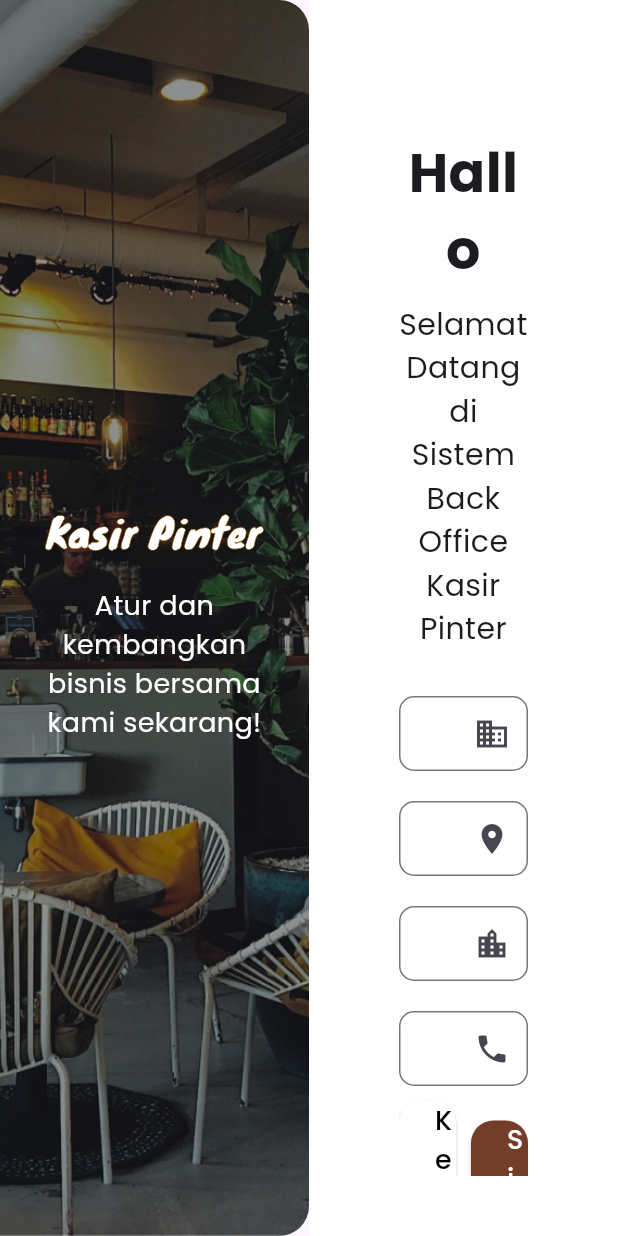
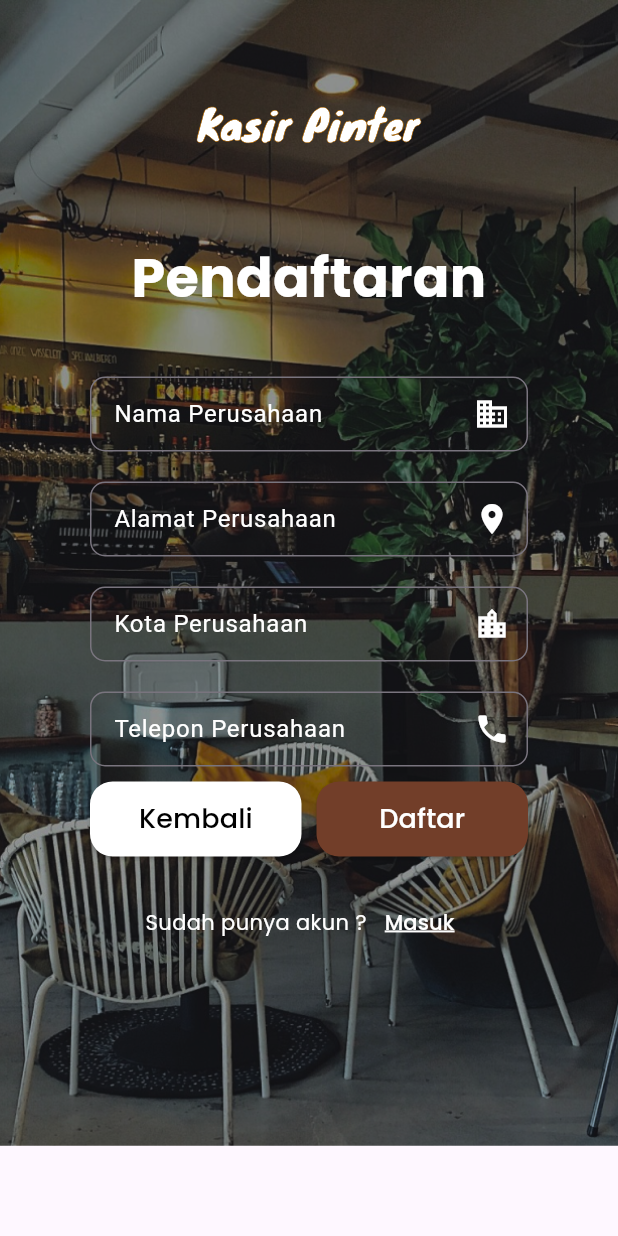
Before and after one commit to benaleo/kasirpinter_fe, a Flutter app: the RegisterMobile screen opened directly, after a tap on "Selanjutnya", on a phone screen of 412 x 824 dp. Run offline on Flutter 3.47's test engine with Material 3 defaults, Android fonts, the light colour scheme and no system bars; our stand-ins replace flutter_dash, flutter_dotenv, flutter_keyboard_visibility, flutter_svg, fluttertoast, google_fonts and 3 more; missing offline and left inert: dynamic_path_url_strategy; accounts and stored records are empty.

Commit message:
adjust register mobile

```diff
--- a/lib/components/components.dart
+++ b/lib/components/components.dart
@@ -49,13 +49,15 @@ class Poppins extends StatelessWidget {
   final double size;
   final TextAlign? textAlign;
   final color;
+  final TextDecoration? textDecoration;
 
   const Poppins(
       {super.key,
       required this.text,
       required this.size,
       this.textAlign,
-      this.color});
+      this.color,
+      this.textDecoration});
 
   @override
   Widget build(BuildContext context) {
@@ -65,6 +67,9 @@ class Poppins extends StatelessWidget {
       style: GoogleFonts.poppins(
         fontSize: size,
         color: color,
+        decoration: textDecoration,
+        decorationColor: color,
+        decorationThickness: 2.0,
       ),
     );
   }
@@ -654,9 +659,9 @@ class InformationDialog extends StatelessWidget {
   Widget build(BuildContext context) {
     return AlertDialog(
       backgroundColor: Colors.white,
-      content: Container(
-        padding: EdgeInsets.only(top: 20.0),
-        height: 110.0,
+      content: SizedBox(
+        height: 80.0,
+        child: SingleChildScrollView(
           child: Column(
             mainAxisAlignment: MainAxisAlignment.spaceBetween,
             crossAxisAlignment: CrossAxisAlignment.center,
@@ -670,6 +675,7 @@ class InformationDialog extends StatelessWidget {
                 child: Poppins(text: "OK", size: 14.0),
               ),
             ],
+          ),
         ),
       ),
     );
--- a/lib/mobile/auth_login_mobile.dart
+++ b/lib/mobile/auth_login_mobile.dart
@@ -86,9 +86,7 @@ class _LoginMobileState extends State<LoginMobile> {
               Stack(
                 children: [
                   Container(
-                    height: MediaQuery.of(context).viewInsets.bottom == 0
-                        ? heightDevice
-                        : heightDevice - 270,
+                    height: heightDevice - 60.0,
                     decoration: BoxDecoration(
                       image: DecorationImage(
                         image: AssetImage('assets/images/left_side_login.png'),
@@ -100,8 +98,9 @@ class _LoginMobileState extends State<LoginMobile> {
                       padding: const EdgeInsets.symmetric(
                           horizontal: 20.0, vertical: 40.0),
                       child: Column(
-                        mainAxisAlignment: MainAxisAlignment.center,
+                        mainAxisAlignment: MainAxisAlignment.start,
                         children: [
+                          SizedBox(height: 120.0),
                           PoppinsBold(
                             text: "Hallo",
                             size: 36.0,
@@ -161,17 +160,36 @@ class _LoginMobileState extends State<LoginMobile> {
                           SizedBox(height: 30.0),
                           ElevatedButtonCustom(
                             onPressed: isLoading ? null : _handleLogin,
-                            text: 'Login',
+                            text: 'Masuk',
                             size: 18.0,
                             child: isLoading
                                 ? CircularProgressIndicator(color: Colors.white)
                                 : Poppins(
-                              text: "Login",
+                              text: "Masuk",
                               size: 18.0,
                               color: Colors.white,
                             ),
                           ),
                           SizedBox(height: 20.0),
+                          Row(
+                          crossAxisAlignment: CrossAxisAlignment.center,
+                          mainAxisAlignment: MainAxisAlignment.center,
+                          children: [
+                            Poppins(text: "Belum punya akun ?", size: 14.0, color: Colors.white,),
+                            TextButton(
+                              onPressed: () {
+                                Navigator.of(context)
+                                    .pushNamed("/register");
+                              },
+                              child: Poppins(
+                                text: "Daftar Sekarang",
+                                size: 14.0,
+                                color: Colors.white,
+                                textDecoration: TextDecoration.underline,
+                              ),
+                            ),
+                          ],
+                        )
                         ],
                       ),
                     ),
--- a/lib/mobile/auth_register_mobile.dart
+++ b/lib/mobile/auth_register_mobile.dart
@@ -1,8 +1,8 @@
 import 'package:flutter/material.dart';
+import 'package:flutter_svg/flutter_svg.dart';
 import 'package:kasirpinter_fe/components/auth_components.dart';
 import 'package:kasirpinter_fe/components/data_model.dart';
 import 'package:kasirpinter_fe/services/auth_service.dart';
-import 'package:kasirpinter_fe/splash_screen.dart';
 
 import '../components/components.dart';
 
@@ -77,7 +77,8 @@ class _RegisterMobileState extends State<RegisterMobile> {
         builder: (context) {
           return SuccessAuthPopup(
             title: "Hore! Berhasil Mendaftar",
-            body: "Silahkan login dengan email dan password yang telah Anda daftarkan",
+            body:
+                "Silahkan login dengan email dan password yang telah Anda daftarkan",
             buttonText: "Login",
             route: "/login",
           );
@@ -89,7 +90,9 @@ class _RegisterMobileState extends State<RegisterMobile> {
           context: context,
           builder: (context) => AlertDialog(
             title: Poppins(text: 'Konfirmasi', size: 20.0),
-            content: Poppins(text: 'Apakah Anda yakin ingin keluar dari aplikasi?', size: 16.0),
+            content: Poppins(
+                text: 'Apakah Anda yakin ingin keluar dari aplikasi?',
+                size: 16.0),
             actions: [
               TextButton(
                 onPressed: () => Navigator.of(context).pop(false),
@@ -121,56 +124,70 @@ class _RegisterMobileState extends State<RegisterMobile> {
       },
       child: Scaffold(
         body: SafeArea(
-          child: Row(
-            children: [
-              SideBarAuth(),
-              Expanded(
           child: ListView(
             children: [
+              Stack(
+                children: [
                   Container(
-                      height: MediaQuery.of(context).viewInsets.bottom == 0
-                          ? heightDevice
-                          : heightDevice,
-                      color: Colors.white,
+                    height: heightDevice - 60.0,
                     padding: EdgeInsets.symmetric(horizontal: 40.0),
+                    decoration: BoxDecoration(
+                      image: DecorationImage(
+                        image: AssetImage('assets/images/left_side_login.png'),
+                        fit: BoxFit.cover,
+                      ),
+                    ),
                     child: Padding(
                       padding: const EdgeInsets.symmetric(
                           horizontal: 20.0, vertical: 40.0),
                       child: ListView(
                         children: [
-                            SizedBox(height: 50.0),
-                            PoppinsBold(text: "Hallo", size: 36.0, textAlign: TextAlign.center,),
+                          SizedBox(height: 120.0),
+                          PoppinsBold(
+                            text: "Pendaftaran",
+                            size: 36.0,
+                            textAlign: TextAlign.center,
+                            color: Colors.white,
+                          ),
                           SizedBox(height: 10.0),
-                            Poppins(
-                                text: 'Selamat Datang di Sistem Back Office Kasir Pinter',
-                                size: 20.0, textAlign: TextAlign.center),
+                          // Poppins(
+                          //     text:
+                          //         'Selamat Datang di Sistem Back Office Kasir Pinter',
+                          //     size: 16.0,
+                          //     textAlign: TextAlign.center,
+                          //     color: Colors.white),
                           SizedBox(height: 30.0),
                           if (!isCompanyForm)
                             TextInputCustom(
                               controller: _nameController,
                               text: "Nama",
-                                icon: Icon(Icons.person),
+                              textColor: Colors.white,
+                              icon: Icon(Icons.person, color: Colors.white),
                             ),
                           if (!isCompanyForm) SizedBox(height: 20.0),
                           if (!isCompanyForm)
                             TextInputCustom(
                               controller: _phoneController,
                               text: "Telepon",
-                                icon: Icon(Icons.phone),
+                              textColor: Colors.white,
+                              icon: Icon(Icons.phone, color: Colors.white),
                             ),
                           if (!isCompanyForm) SizedBox(height: 20.0),
                           if (!isCompanyForm)
                             TextInputCustom(
                               controller: _emailController,
                               text: "Email",
-                                icon: Icon(Icons.alternate_email_outlined),
+                              textColor: Colors.white,
+                              icon: Icon(Icons.alternate_email_outlined,
+                                  color: Colors.white),
                             ),
                           if (!isCompanyForm) SizedBox(height: 20.0),
                           if (!isCompanyForm)
                             TextInputCustom(
                               controller: _passwordController,
                               text: "Password",
-                                icon: Icon(Icons.lock),
+                              textColor: Colors.white,
+                              icon: Icon(Icons.lock, color: Colors.white),
                               isPassword: true,
                             ),
                           if (!isCompanyForm) SizedBox(height: 10.0),
@@ -192,30 +209,36 @@ class _RegisterMobileState extends State<RegisterMobile> {
                             TextInputCustom(
                               controller: _companyNameController,
                               text: "Nama Perusahaan",
-                                icon: Icon(Icons.business),
+                              textColor: Colors.white,
+                              icon: Icon(Icons.business, color: Colors.white),
                             ),
-                            SizedBox(height: 20.0),
+                          if (isCompanyForm) SizedBox(height: 20.0),
                           if (isCompanyForm)
                             TextInputCustom(
                               controller: _companyAddressController,
                               text: "Alamat Perusahaan",
-                                icon: Icon(Icons.location_on),
+                              textColor: Colors.white,
+                              icon:
+                                  Icon(Icons.location_on, color: Colors.white),
                             ),
-                            SizedBox(height: 20.0),
+                          if (isCompanyForm) SizedBox(height: 20.0),
                           if (isCompanyForm)
                             TextInputCustom(
                               controller: _companyCityController,
                               text: "Kota Perusahaan",
-                                icon: Icon(Icons.location_city),
+                              textColor: Colors.white,
+                              icon: Icon(Icons.location_city,
+                                  color: Colors.white),
                             ),
-                            SizedBox(height: 20.0),
+                          if (isCompanyForm) SizedBox(height: 20.0),
                           if (isCompanyForm)
                             TextInputCustom(
                               controller: _companyPhoneController,
                               text: "Telepon Perusahaan",
-                                icon: Icon(Icons.phone),
+                              textColor: Colors.white,
+                              icon: Icon(Icons.phone, color: Colors.white),
                             ),
-                            SizedBox(height: 10.0),
+                          if (isCompanyForm) SizedBox(height: 10.0),
                           if (isCompanyForm)
                             Row(
                               spacing: 10.0,
@@ -225,27 +248,24 @@ class _RegisterMobileState extends State<RegisterMobile> {
                                     onPressed: isLoading ? null : _handleBack,
                                     text: 'Kembali',
                                     size: 18.0,
-                                      bgColor: Colors.white,
-                                      child: isLoading
-                                          ? Container(
-                                              color: Colors.black)
-                                          : Poppins(
+                                    bgColor: isLoading ? Colors.grey[200] : Colors.white,
+                                    child: Poppins(
                                       text: "Kembali",
                                       size: 18.0,
-                                              color: Colors.black,
+                                      color: isLoading ? Colors.grey[600] : Colors.black,
                                     ),
                                   ),
                                 ),
                                 Expanded(
                                   child: ElevatedButtonCustom(
                                     onPressed: isLoading ? null : _handleSave,
-                                      text: 'Simpan',
+                                    text: 'Daftar',
                                     size: 18.0,
                                     child: isLoading
                                         ? CircularProgressIndicator(
                                             color: Colors.white)
                                         : Poppins(
-                                              text: "Simpan",
+                                            text: "Daftar",
                                             size: 18.0,
                                             color: Colors.white,
                                           ),
@@ -254,12 +274,41 @@ class _RegisterMobileState extends State<RegisterMobile> {
                               ],
                             ),
                           SizedBox(height: 20.0),
+                          Row(
+                            crossAxisAlignment: CrossAxisAlignment.center,
+                            mainAxisAlignment: MainAxisAlignment.center,
+                            children: [
+                              Poppins(
+                                text: "Sudah punya akun ?",
+                                size: 14.0,
+                                color: Colors.white,
+                              ),
+                              TextButton(
+                                onPressed: () {
+                                  Navigator.of(context).pushNamed("/login");
+                                },
+                                child: Poppins(
+                                  text: "Masuk",
+                                  size: 14.0,
+                                  color: Colors.white,
+                                  textDecoration: TextDecoration.underline,
+                                ),
+                              ),
+                            ],
+                          )
                         ],
                       ),
                     ),
                   ),
+                  Positioned(
+                    top: 70,
+                    left: (MediaQuery.of(context).size.width - 150) / 2,
+                    child: SvgPicture.asset(
+                      "assets/images/logo_white.svg",
+                      width: 150.0,
+                    ),
+                  ),
                 ],
-                ),
               ),
             ],
           ),
--- a/lib/tab/auth_login_tab.dart
+++ b/lib/tab/auth_login_tab.dart
@@ -1,7 +1,6 @@
 import 'package:flutter/material.dart';
 import 'package:kasirpinter_fe/components/auth_components.dart';
 import 'package:kasirpinter_fe/services/auth_service.dart';
-import 'package:kasirpinter_fe/splash_screen.dart';
 
 import '../components/components.dart';
 
```
Also changed, not shown: 1 other file. Lines whose indentation alone changed are shown as unchanged.
